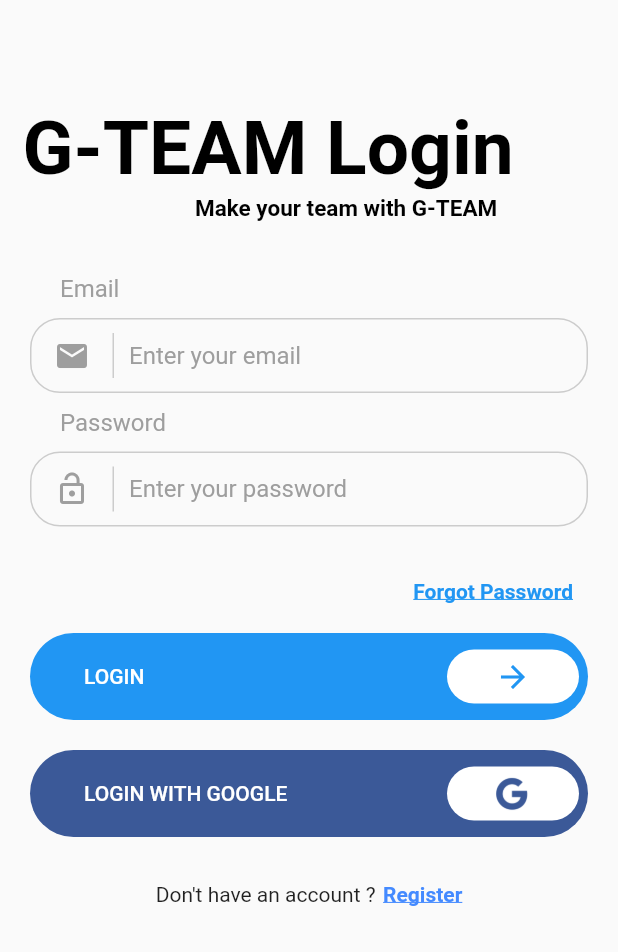
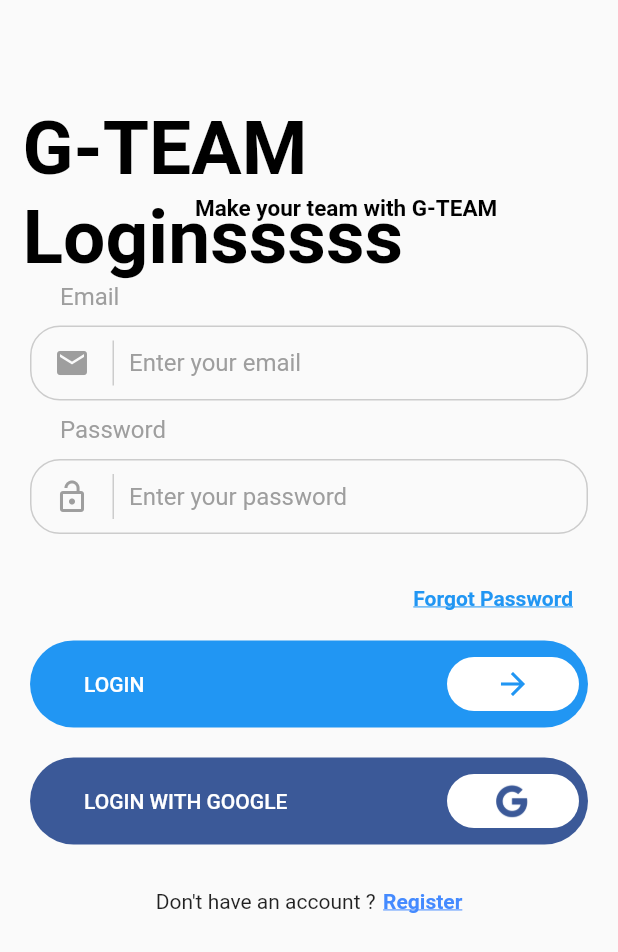
Before and after one commit to kkdh7609/Gteam, a Flutter app: the screen it shows after launch, on a phone screen of 412 x 824 dp. Shown: the top 952 px of the screen. Run offline on Flutter 3.47's test engine with Material 2 defaults, Android fonts, the phone set to English and light mode, and no system bars; our stand-ins replace firebase_auth; accounts and stored records are empty; Roboto replaces fonts that are missing (Montserrat).

Commit message:
Pull-Request Test

```diff
--- a/flutter_app/lib/login.dart
+++ b/flutter_app/lib/login.dart
@@ -122,7 +122,7 @@ class _LoginPageState extends State<LoginPage> {
           children: <Widget>[
             Container(
                 padding: EdgeInsets.fromLTRB(15.0, 70.0, 0.0, 0.0),
-                child: Text('G-TEAM Login', style: TextStyle(fontSize: 50.0, fontWeight: FontWeight.bold, color: Colors.black))
+                child: Text('G-TEAM Loginsssss', style: TextStyle(fontSize: 50.0, fontWeight: FontWeight.bold, color: Colors.black))
             ),
             Container(
                 padding: EdgeInsets.fromLTRB(130.0, 130.0, 0.0, 35.0),
```
